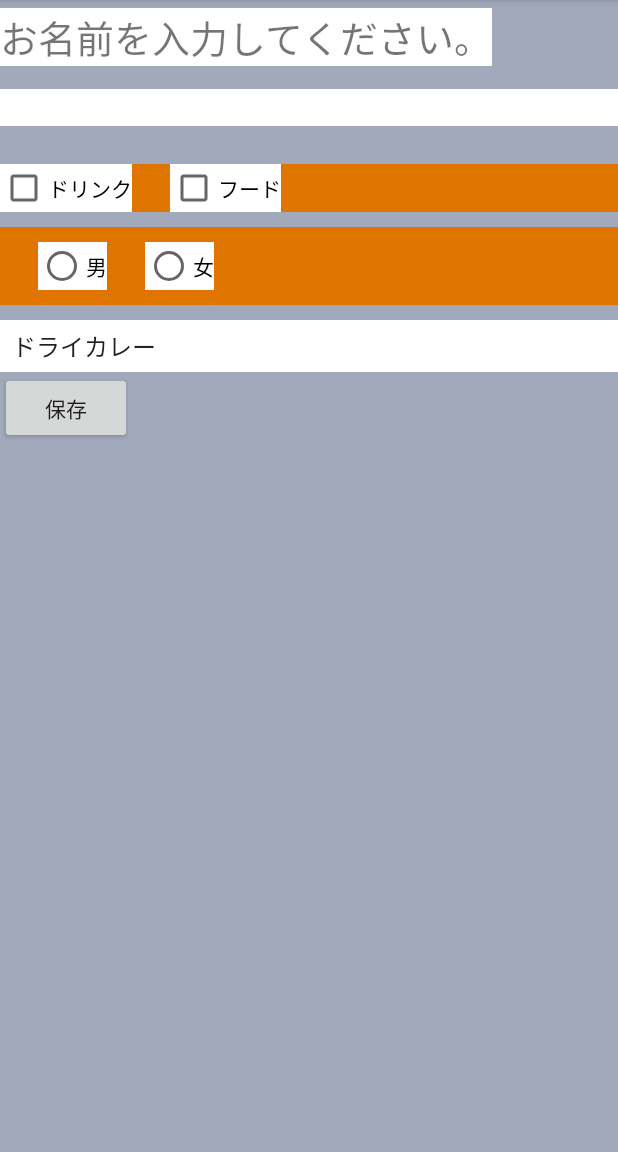
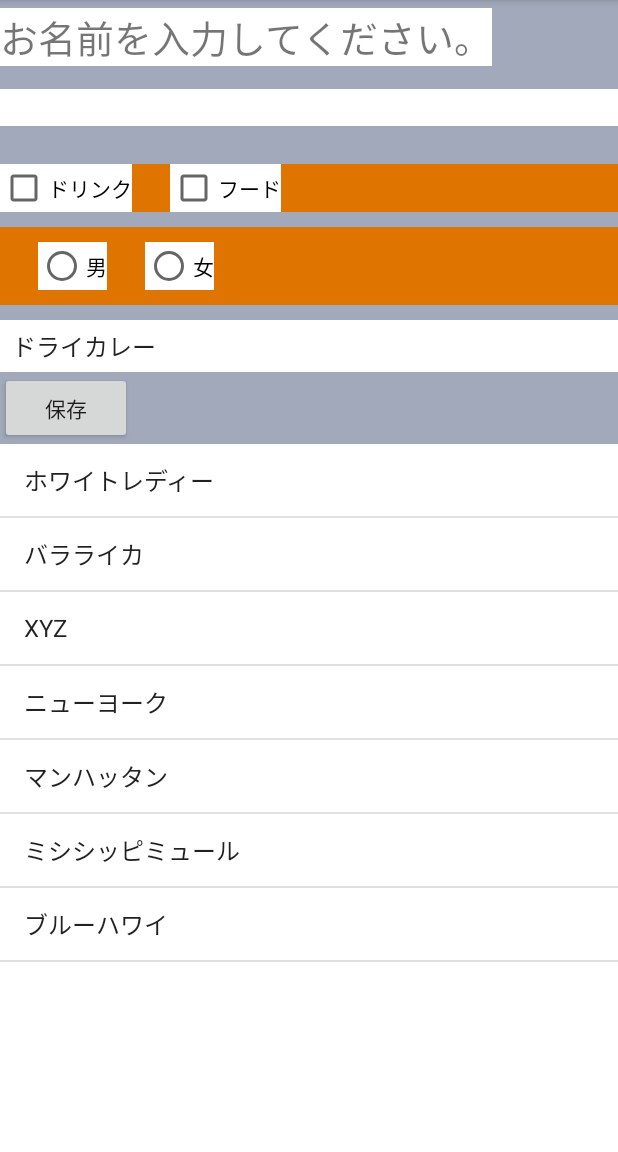
Before and after one commit to Kawboy442/AndroidViewSample, an Android app: the screen it shows after launch (MainActivity), on a phone screen of 412 x 824 dp, the part 84-1236 px from its top. Run offline under Robolectric (Android 15) with nearby library versions, the phone set to English and light mode, and no system bars.

Commit message:
feat: add ListView

```diff
--- a/app/src/main/res/layout/activity_main.xml
+++ b/app/src/main/res/layout/activity_main.xml
@@ -94,4 +94,11 @@
         android:layout_height="wrap_content"
         android:text="@string/bt_save" />
 
+    <ListView
+        android:layout_width="match_parent"
+        android:layout_height="0dp"
+        android:layout_weight="1"
+        android:background="#FFFFFF"
+        android:entries="@array/lv_cocktaillist"/>
+
 </LinearLayout>
--- a/app/src/main/res/values/strings.xml
+++ b/app/src/main/res/values/strings.xml
@@ -20,4 +20,14 @@
         <item>キーマカレー</item>
         <item>グリーンカレー</item>
     </string-array>
+
+    <string-array name="lv_cocktaillist">
+        <item>ホワイトレディー</item>
+        <item>バラライカ</item>
+        <item>XYZ</item>
+        <item>ニューヨーク</item>
+        <item>マンハッタン</item>
+        <item>ミシシッピミュール</item>
+        <item>ブルーハワイ</item>
+    </string-array>
 </resources>
```
